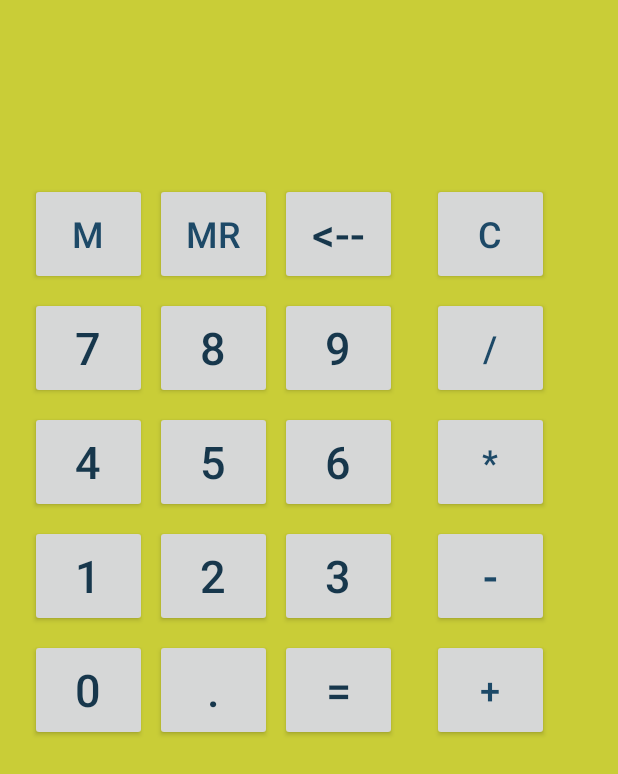
After one commit to KhudyakovVladimir/VHCalc, an Android app: the layout activity_main_2.xml on its own in the app's theme, with its tools: preview values and no code run, on a phone screen of 412 x 824 dp. The commit adds this screen. Shown: the top 774 px of the screen. Run offline under Robolectric (Android 15) with nearby library versions, the phone set to English and light mode, and no system bars; Roboto replaces fonts that are not available here.

Commit message:
layouts changing added

```diff
--- /dev/null
+++ b/app/src/main/res/layout/activity_main_2.xml
@@ -0,0 +1,277 @@
+<?xml version="1.0" encoding="utf-8"?>
+<androidx.constraintlayout.widget.ConstraintLayout
+        xmlns:android="http://schemas.android.com/apk/res/android"
+        xmlns:tools="http://schemas.android.com/tools"
+        xmlns:app="http://schemas.android.com/apk/res-auto"
+        android:layout_width="match_parent"
+        android:layout_height="match_parent"
+        tools:context=".MainActivity"
+        android:id="@+id/constraintLayout" android:background="#C9CD37">
+    <TextView
+            android:layout_width="0dp"
+            android:layout_height="90dp"
+            android:id="@+id/textView"
+            android:layout_marginTop="16dp"
+            app:layout_constraintEnd_toEndOf="parent"
+            app:layout_constraintTop_toTopOf="parent"
+            app:layout_constraintStart_toStartOf="parent"
+            android:layout_marginStart="22dp"
+            android:layout_marginEnd="22dp"
+            app:layout_constraintHorizontal_bias="0.0"
+            android:textSize="60sp"
+            android:textColor="#1D4967"/>
+    <Button
+            android:text="M"
+            android:layout_width="78dp"
+            android:layout_height="68dp"
+            android:layout_marginStart="20dp"
+            android:layout_marginTop="16dp"
+            android:id="@+id/M"
+            app:layout_constraintStart_toStartOf="parent"
+            app:layout_constraintTop_toBottomOf="@+id/textView"
+            android:textSize="24sp"
+            android:textColor="#1D4967"/>
+    <Button
+            android:text="7"
+            android:layout_width="78dp"
+            android:layout_height="68dp"
+            android:layout_marginStart="20dp"
+            android:layout_marginTop="8dp"
+            android:id="@+id/button7"
+            app:layout_constraintTop_toBottomOf="@+id/M"
+            app:layout_constraintStart_toStartOf="parent"
+            android:textSize="30sp"
+            android:textColor="#FF17374C"/>
+    <Button
+            android:text="8"
+            android:layout_width="78dp"
+            android:layout_height="68dp"
+            android:layout_marginStart="5dp"
+            android:layout_marginTop="8dp"
+            android:id="@+id/button8"
+            app:layout_constraintTop_toBottomOf="@+id/MR"
+            app:layout_constraintStart_toEndOf="@+id/button7"
+            android:textColor="#17374C"
+            android:textSize="30sp"/>
+    <Button
+            android:text="9"
+            android:layout_width="78dp"
+            android:layout_height="68dp"
+            android:layout_marginStart="5dp"
+            android:layout_marginTop="8dp"
+            android:id="@+id/button9"
+            app:layout_constraintTop_toBottomOf="@+id/buttonDel"
+            app:layout_constraintStart_toEndOf="@+id/button8"
+            android:textColor="#FF17374C"
+            android:textSize="30sp"/>
+    <Button
+            android:text="/"
+            android:layout_width="78dp"
+            android:layout_height="68dp"
+            android:layout_marginTop="8dp"
+            android:layout_marginEnd="20dp"
+            android:layout_marginStart="5dp"
+            android:id="@+id/buttonDivide"
+            app:layout_constraintTop_toBottomOf="@+id/buttonC"
+            app:layout_constraintStart_toEndOf="@+id/button9"
+            app:layout_constraintEnd_toEndOf="parent"
+            app:layout_constraintHorizontal_bias="0.405"
+            android:textSize="24sp"
+            android:textColor="#1D4967"/>
+    <Button
+            android:text="4"
+            android:layout_width="78dp"
+            android:layout_height="68dp"
+            android:layout_marginStart="20dp"
+            android:layout_marginTop="8dp"
+            android:id="@+id/button4"
+            app:layout_constraintTop_toBottomOf="@+id/button7"
+            app:layout_constraintStart_toStartOf="parent"
+            android:textSize="30sp"
+            android:textColor="#FF17374C"/>
+    <Button
+            android:text="5"
+            android:layout_width="78dp"
+            android:layout_height="68dp"
+            android:layout_marginStart="5dp"
+            android:layout_marginTop="8dp"
+            android:id="@+id/button5"
+            app:layout_constraintTop_toBottomOf="@+id/button8"
+            app:layout_constraintStart_toEndOf="@+id/button4"
+            android:textSize="30sp"
+            android:textColor="#FF17374C"/>
+    <Button
+            android:text="6"
+            android:layout_width="78dp"
+            android:layout_height="68dp"
+            android:layout_marginStart="5dp"
+            android:layout_marginTop="8dp"
+            android:id="@+id/button6"
+            app:layout_constraintTop_toBottomOf="@+id/button9"
+            app:layout_constraintStart_toEndOf="@+id/button5"
+            android:textSize="30sp"
+            android:textColor="#FF17374C"/>
+    <Button
+            android:text="*"
+            android:layout_width="78dp"
+            android:layout_height="68dp"
+            android:layout_marginTop="8dp"
+            android:layout_marginEnd="20dp"
+            android:layout_marginStart="5dp"
+            android:id="@+id/multiply"
+            app:layout_constraintTop_toBottomOf="@+id/buttonDivide"
+            app:layout_constraintStart_toEndOf="@+id/button6"
+            app:layout_constraintEnd_toEndOf="parent"
+            app:layout_constraintHorizontal_bias="0.405"
+            android:textSize="24sp"
+            android:textColor="#1D4967"/>
+    <Button
+            android:text="-"
+            android:layout_width="78dp"
+            android:layout_height="68dp"
+            android:layout_marginTop="8dp"
+            android:layout_marginEnd="20dp"
+            android:layout_marginStart="5dp"
+            android:id="@+id/buttonMinus"
+            app:layout_constraintTop_toBottomOf="@+id/multiply"
+            app:layout_constraintStart_toEndOf="@+id/button3"
+            app:layout_constraintEnd_toEndOf="parent"
+            app:layout_constraintHorizontal_bias="0.405"
+            android:textSize="30sp"
+            android:textColor="#1D4967"/>
+    <Button
+            android:text="."
+            android:layout_width="78dp"
+            android:layout_height="68dp"
+            android:layout_marginStart="5dp"
+            android:layout_marginTop="8dp"
+            android:id="@+id/buttonDot"
+            app:layout_constraintTop_toBottomOf="@+id/button2"
+            app:layout_constraintStart_toEndOf="@+id/button0"
+            android:textSize="30sp"
+            android:textColor="#FF17374C"/>
+    <Button
+            android:text="2"
+            android:layout_width="78dp"
+            android:layout_height="68dp"
+            android:layout_marginStart="5dp"
+            android:layout_marginTop="8dp"
+            android:id="@+id/button2"
+            app:layout_constraintTop_toBottomOf="@+id/button5"
+            app:layout_constraintStart_toEndOf="@+id/button1"
+            android:textSize="30sp"
+            android:textColor="#FF17374C"/>
+    <Button
+            android:text="3"
+            android:layout_width="78dp"
+            android:layout_height="68dp"
+            android:layout_marginStart="5dp"
+            android:layout_marginTop="8dp"
+            android:id="@+id/button3"
+            app:layout_constraintTop_toBottomOf="@+id/button6"
+            app:layout_constraintStart_toEndOf="@+id/button2"
+            android:textSize="30sp"
+            android:textColor="#FF17374C"/>
+    <Button
+            android:text="="
+            android:layout_width="78dp"
+            android:layout_height="68dp"
+            android:layout_marginStart="5dp"
+            android:layout_marginTop="8dp"
+            android:id="@+id/buttonResult"
+            app:layout_constraintTop_toBottomOf="@+id/button3"
+            app:layout_constraintStart_toEndOf="@+id/buttonDot"
+            android:textSize="30sp"
+            android:textColor="#FF17374C"/>
+    <Button
+            android:text="1"
+            android:layout_width="78dp"
+            android:layout_height="68dp"
+            android:layout_marginStart="20dp"
+            android:layout_marginTop="8dp"
+            android:id="@+id/button1"
+            app:layout_constraintTop_toBottomOf="@+id/button4"
+            app:layout_constraintStart_toStartOf="parent"
+            android:textSize="30sp"
+            android:textColor="#FF17374C"/>
+    <Button
+            android:text="0"
+            android:layout_width="78dp"
+            android:layout_height="68dp"
+            android:layout_marginStart="20dp"
+            android:layout_marginTop="8dp"
+            android:id="@+id/button0"
+            app:layout_constraintStart_toStartOf="parent"
+            app:layout_constraintTop_toBottomOf="@+id/button1"
+            android:textSize="30sp"
+            android:textColor="#FF17374C"/>
+    <Button
+            android:text="+"
+            android:layout_width="78dp"
+            android:layout_height="68dp"
+            android:layout_marginTop="8dp"
+            android:layout_marginEnd="20dp"
+            android:layout_marginStart="5dp"
+            android:id="@+id/buttonPlus"
+            app:layout_constraintTop_toBottomOf="@+id/buttonMinus"
+            app:layout_constraintStart_toEndOf="@+id/buttonResult"
+            app:layout_constraintEnd_toEndOf="parent"
+            app:layout_constraintHorizontal_bias="0.405"
+            android:textSize="24sp"
+            android:textColor="#1D4967"/>
+    <Button
+            android:text="MR"
+            android:layout_width="78dp"
+            android:layout_height="68dp"
+            android:layout_marginStart="5dp"
+            android:layout_marginTop="16dp"
+            android:id="@+id/MR"
+            app:layout_constraintStart_toEndOf="@+id/M"
+            app:layout_constraintTop_toBottomOf="@+id/textView"
+            android:textSize="24sp"
+            android:textColor="#1D4967"/>
+    <Button
+            android:text="@string/del"
+            android:layout_width="78dp"
+            android:layout_height="68dp"
+            android:id="@+id/buttonDel"
+            app:layout_constraintStart_toEndOf="@+id/MR"
+            android:layout_marginStart="5dp"
+            app:layout_constraintTop_toBottomOf="@+id/textView"
+            android:layout_marginTop="16dp"
+            android:textSize="30sp"
+            android:textColor="#FF17374C"/>
+    <Button
+            android:text="C"
+            android:layout_width="78dp"
+            android:layout_height="68dp"
+            android:layout_marginTop="16dp"
+            android:layout_marginEnd="20dp"
+            android:layout_marginStart="5dp"
+            android:id="@+id/buttonC"
+            app:layout_constraintStart_toEndOf="@+id/buttonDel"
+            app:layout_constraintEnd_toEndOf="parent"
+            app:layout_constraintHorizontal_bias="0.405"
+            app:layout_constraintTop_toBottomOf="@+id/textView"
+            android:textSize="24sp"
+            android:textColor="#1D4967"/>
+    <TextView
+            android:layout_width="37dp"
+            android:layout_height="34dp"
+            android:id="@+id/textViewOperation"
+            app:layout_constraintTop_toTopOf="@+id/textView"
+            app:layout_constraintStart_toStartOf="@+id/textView"
+            android:layout_marginStart="304dp"
+            android:textSize="30sp"
+            android:textColor="#3178A8"/>
+    <TextView
+            android:layout_width="37dp"
+            android:layout_height="34dp"
+            android:id="@+id/textViewMemory"
+            app:layout_constraintStart_toStartOf="@+id/textView"
+            android:layout_marginStart="304dp"
+            app:layout_constraintTop_toTopOf="@+id/textView"
+            android:layout_marginTop="54dp"
+            android:textSize="30sp"
+            android:textColor="#3178A8"/>
+</androidx.constraintlayout.widget.ConstraintLayout>
```
Also changed, not shown: app/src/main/java/com/example/vhcalcandroid/MainActivity.java (+23 -1 lines), app/src/main/res/layout/activity_main_3.xml (added, +277 -0 lines), app/src/main/res/menu/sound_off.xml (+7 -0 lines).
